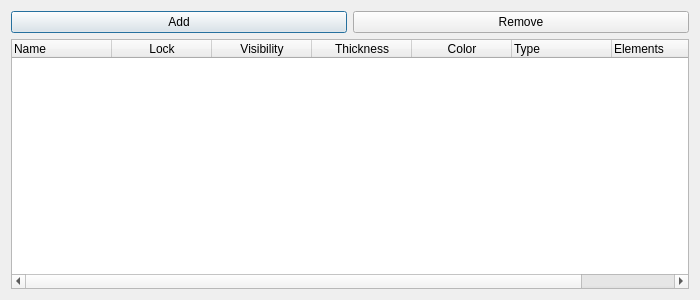
This is UI/QtDesignerUI/LayerBoxUI.ui in mzahidberber/DrawCAD as Qt 5 draws it before an edit. The edited form follows.
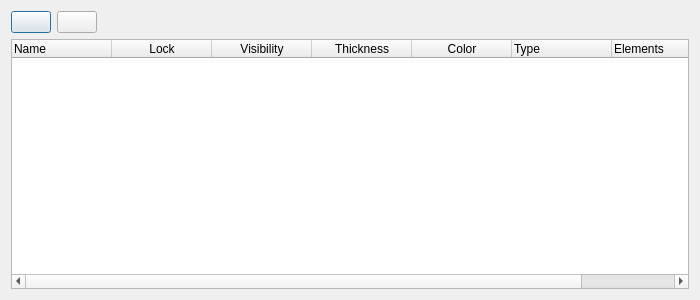
This is the edited form. Icons and pictures are not drawn.

What changed in the file:
```diff
--- a/UI/QtDesignerUI/LayerBoxUI.ui
+++ b/UI/QtDesignerUI/LayerBoxUI.ui
@@ -25,17 +25,38 @@
      <item>
       <widget class="QPushButton" name="AddLayer">
        <property name="text">
-        <string>Add</string>
+        <string/>
+       </property>
+       <property name="icon">
+        <iconset resource="../ImagesSrc.qrc">
+         <normaloff>:/Image/Images/addBtn.png</normaloff>:/Image/Images/addBtn.png</iconset>
        </property>
       </widget>
      </item>
      <item>
       <widget class="QPushButton" name="RemoveLayer">
        <property name="text">
-        <string>Remove</string>
+        <string/>
+       </property>
+       <property name="icon">
+        <iconset resource="../ImagesSrc.qrc">
+         <normaloff>:/Image/Images/deleteBtn.png</normaloff>:/Image/Images/deleteBtn.png</iconset>
        </property>
       </widget>
      </item>
+     <item>
+      <spacer name="horizontalSpacer">
+       <property name="orientation">
+        <enum>Qt::Horizontal</enum>
+       </property>
+       <property name="sizeHint" stdset="0">
+        <size>
+         <width>40</width>
+         <height>20</height>
+        </size>
+       </property>
+      </spacer>
+     </item>
     </layout>
    </item>
    <item>
```
Left out of the diff: 4 changed lines with no effect on the pictures.
